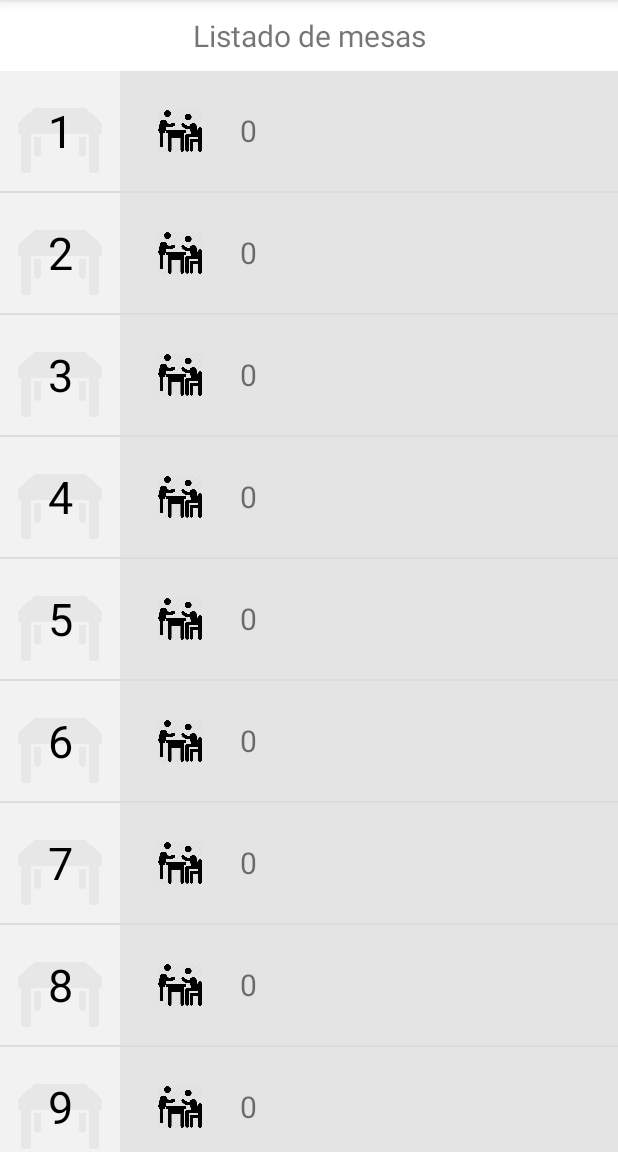
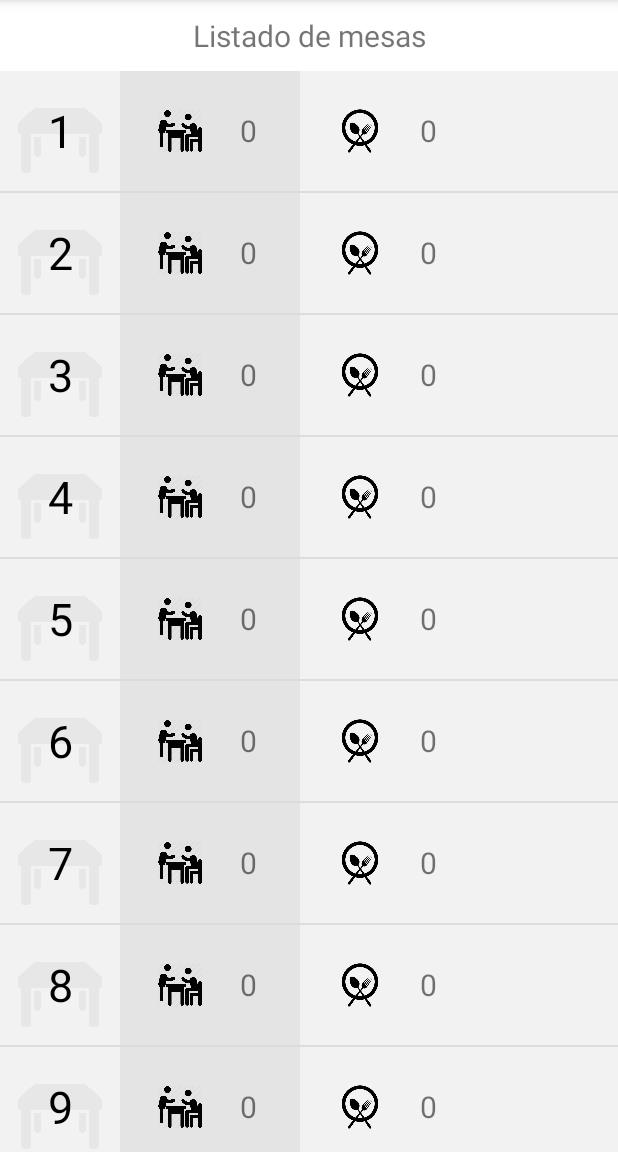
Before and after one commit to jalzueta/keepCodingMaster-FundamentosAndroid, an Android app: the screen it shows after launch (MainActivity), on a phone screen of 412 x 824 dp, the part 84-1236 px from its top. Run offline under Robolectric (Android 15) with nearby library versions, the phone set to English and light mode, and no system bars; plain views replace PercentRelativeLayout.

Commit message:
Table Detail fragment fixed, when changing table there was a bug refreshing plates

```diff
--- a/app/src/main/java/com/fillingapps/ordering/fragment/TableListFragment.java
+++ b/app/src/main/java/com/fillingapps/ordering/fragment/TableListFragment.java
@@ -211,10 +211,12 @@ public class TableListFragment extends Fragment  implements SetFellowsDialogFrag
 
             TextView tableNumber = (TextView) tableRow.findViewById(R.id.table_number);
             TextView tableNumberOfFellows = (TextView) tableRow.findViewById(R.id.table_number_of_fellows);
+            TextView tableNumberOfPlates = (TextView) tableRow.findViewById(R.id.table_number_of_plates);
 
             Table currentTable = getItem(position);
             tableNumber.setText(String.valueOf(currentTable.getTableNumber()));
             tableNumberOfFellows.setText(String.valueOf(currentTable.getNumberOfFellows()));
+            tableNumberOfPlates.setText(String.valueOf(currentTable.getPlates().size()));
 
             return tableRow;
         }
--- a/app/src/main/res/layout/list_item_table.xml
+++ b/app/src/main/res/layout/list_item_table.xml
@@ -42,14 +42,37 @@
 
     <TextView
         android:id="@+id/table_number_of_fellows"
+        android:layout_width="40dp"
+        android:layout_height="match_parent"
+        android:layout_alignParentTop="true"
+        android:layout_toRightOf="@+id/table_icon"
+        android:layout_alignBottom="@+id/table_icon"
+        android:text="10"
+        android:textSize="20sp"
+        android:gravity="center_vertical"/>
+
+    <ImageView
+        android:id="@+id/plate_icon"
+        android:layout_width="80dp"
+        android:layout_height="80dp"
+        android:layout_alignParentTop="true"
+        android:layout_toRightOf="@+id/table_number_of_fellows"
+        android:padding="25dp"
+        android:src="@drawable/icon_plates"
+        android:scaleType="centerInside"
+        android:background="#fff2f2f2"/>
+
+    <TextView
+        android:id="@+id/table_number_of_plates"
         android:layout_width="match_parent"
         android:layout_height="match_parent"
         android:layout_alignParentTop="true"
-        android:layout_toRightOf="@+id/table_icon"
+        android:layout_toRightOf="@+id/plate_icon"
         android:layout_alignParentRight="true"
         android:layout_alignBottom="@+id/table_icon"
         android:text="6"
         android:textSize="20sp"
-        android:gravity="center_vertical"/>
+        android:gravity="center_vertical"
+        android:background="#fff2f2f2"/>
 
 </RelativeLayout>
--- a/app/src/main/res/values/strings.xml
+++ b/app/src/main/res/values/strings.xml
@@ -20,4 +20,5 @@
     <string name="plates_downloaded">El menú ya está disponible</string>
     <string name="notes_example">Ejemplo de anotaciones para un plato en concreto. Alargamos el texto para ver como se adapta.</string>
     <string name="action_delete">Borrar plato</string>
+    <string name="no_plates_added">No se ha añadido ningún plato</string>
 </resources>
```
Also changed, not shown: app/src/main/java/com/fillingapps/ordering/activity/MainActivity.java (+0 -19 lines), app/src/main/java/com/fillingapps/ordering/fragment/TableDetailFragment.java (+16 -0 lines), app/src/main/res/layout/fragment_table_detail.xml (+14 -4 lines), app/src/main/res/drawable/icon_plates.png (added).
